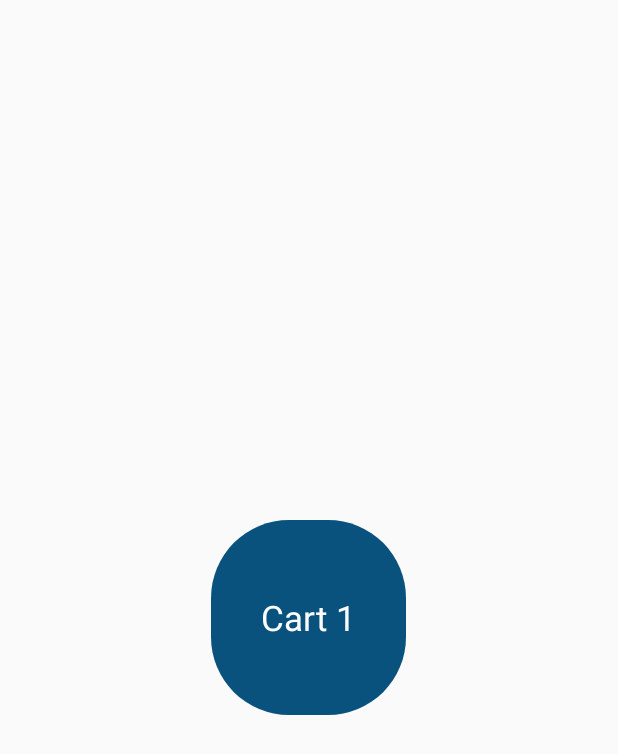
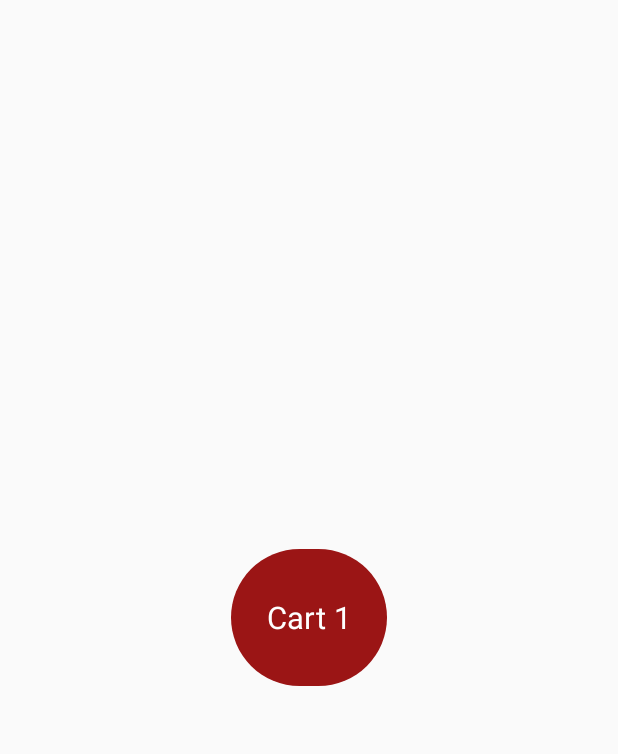
Before and after one commit to Isfak-Shakil/my-quiz-user-app, an Android app: the layout cart_item_layout.xml on its own in the app's theme, with its tools: preview values and no code run, on a phone screen of 412 x 824 dp. Shown: the top 754 px of the screen. Run offline under Robolectric (Android 15) with nearby library versions, the phone set to English and light mode, and no system bars.

Commit message:
design changed

```diff
--- a/app/src/main/res/drawable/shape_rec02.xml
+++ b/app/src/main/res/drawable/shape_rec02.xml
@@ -1,8 +1,13 @@
 <?xml version="1.0" encoding="utf-8"?>
 <shape xmlns:android="http://schemas.android.com/apk/res/android"
     android:shape="rectangle">
-    <corners android:radius="@dimen/_40sdp"/>
-    <solid android:color="@color/colorPri"/>
+    <corners android:radius="@dimen/_40sdp" />
+    <padding android:top="@dimen/_10sdp"
+         android:bottom="@dimen/_10sdp"
+         android:left="@dimen/_10sdp"
+        android:right="@dimen/_10sdp"/>
+
+    <solid android:color="@color/colorPrimaryDark"/>
 
 
 </shape>
--- a/app/src/main/res/layout/activity_category.xml
+++ b/app/src/main/res/layout/activity_category.xml
@@ -33,8 +33,11 @@
         android:id="@+id/gridView"
         android:layout_below="@id/toolbar"
         android:columnWidth="@dimen/_100sdp"
+        android:padding="@dimen/_8sdp"
         android:layout_weight="1"
        android:layout_margin="@dimen/_10sdp"
+        android:verticalSpacing="@dimen/_16sdp"
+        android:horizontalSpacing="@dimen/_16sdp"
         android:numColumns="3"
         android:gravity="center"
         android:layout_width="match_parent"
--- a/app/src/main/res/layout/activity_sets.xml
+++ b/app/src/main/res/layout/activity_sets.xml
@@ -34,7 +34,7 @@
         android:id="@+id/setsTextView"
         android:textAlignment="center"
         android:layout_marginTop="@dimen/_5sdp"
-        android:textColor="@color/colorPri"
+        android:textColor="@color/colorPrimaryDark"
         android:textSize="@dimen/_30sdp"
         android:text="Sets"
         android:layout_width="match_parent"
@@ -43,7 +43,7 @@
         android:id="@+id/setsGridView"
         android:columnWidth="@dimen/_100sdp"
         android:padding="@dimen/_5sdp"
-        android:layout_marginLeft="@dimen/_5sdp"
+        android:layout_marginLeft="@dimen/_30sdp"
         android:layout_gravity="center"
         android:layout_margin="@dimen/_10sdp"
         android:verticalSpacing="@dimen/_16sdp"
--- a/app/src/main/res/layout/cart_item_layout.xml
+++ b/app/src/main/res/layout/cart_item_layout.xml
@@ -1,11 +1,11 @@
 <?xml version="1.0" encoding="utf-8"?>
 <LinearLayout
     xmlns:android="http://schemas.android.com/apk/res/android"
-    android:layout_width="@dimen/_100sdp"
-    android:layout_height="@dimen/_100sdp"
+    android:layout_width="@dimen/_80sdp"
+    android:layout_height="@dimen/_70sdp"
     android:layout_weight="1"
     android:layout_gravity="center"
-    android:layout_margin="@dimen/_10sdp"
+    android:layout_margin="@dimen/_16sdp"
     android:padding="@dimen/_10sdp"
     android:background="@drawable/shape_rec02"
     android:gravity="center">
@@ -15,7 +15,7 @@
             android:clickable="true"
             android:layout_gravity="center"
             android:textColor="@color/colorWhite"
-        android:textSize="@dimen/_18sdp"
+            android:textSize="@dimen/_16sdp"
             android:text="Cart 1"
             android:layout_width="wrap_content"
             android:layout_height="wrap_content"/>
--- a/app/src/main/res/layout/sets_item_layout.xml
+++ b/app/src/main/res/layout/sets_item_layout.xml
@@ -3,10 +3,10 @@
     xmlns:android="http://schemas.android.com/apk/res/android"
     android:orientation="vertical"
     android:gravity="center"
-    android:background="@drawable/round_corner02"
+    android:background="@drawable/shape_rec02"
     android:layout_margin="@dimen/_10sdp"
-    android:layout_width="@dimen/_100sdp"
-    android:layout_height="@dimen/_100sdp">
+    android:layout_width="@dimen/_80sdp"
+    android:layout_height="@dimen/_70sdp">
     <TextView
         android:id="@+id/setsNumber"
         android:text="1"
```
Lines whose indentation alone changed are shown as unchanged.
